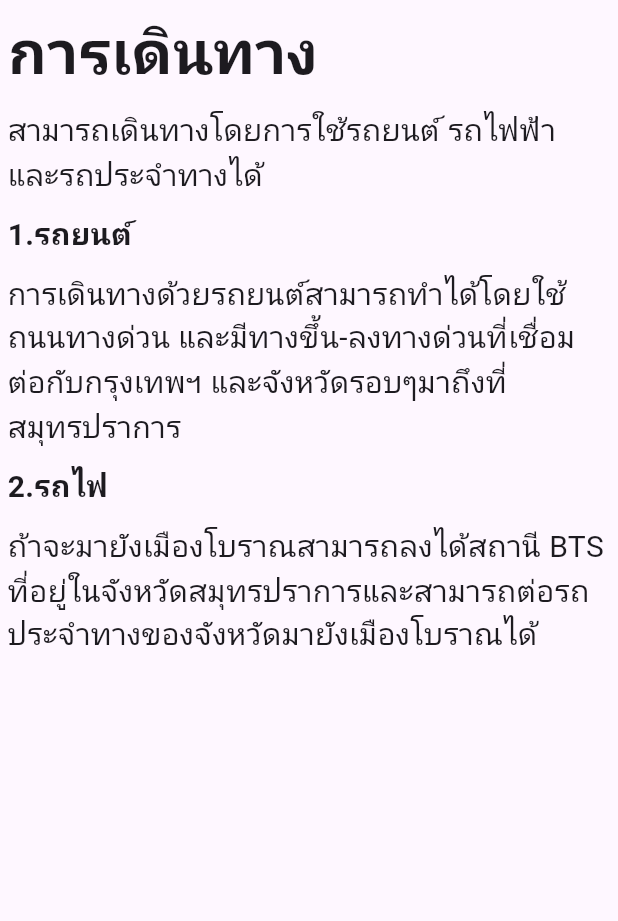
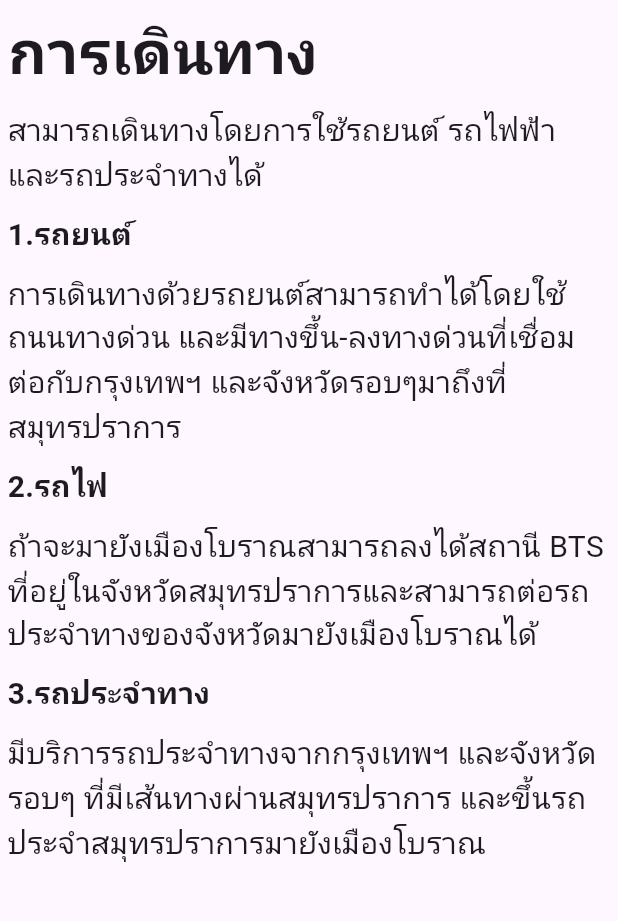
Before and after one commit to ThaphatTT/PracticeFlutter, a Flutter app: the screen it shows after launch, tab 3 chosen, on a phone screen of 412 x 824 dp, the part 195-1116 px from its top. Run offline on Flutter 3.47's test engine with Material 3 defaults, Android fonts, the phone set to English and light mode, and no system bars.

Commit message:
create container bus and suggestion

```diff
--- a/flutter_suggest_place_1/lib/Suggestion.dart
+++ b/flutter_suggest_place_1/lib/Suggestion.dart
@@ -65,6 +65,25 @@ class SuggestionPlace extends StatelessWidget{
             )
             ),
         ),
+        Container(
+          margin: EdgeInsets.all(5),
+          child: Text(
+            '3.รถประจำทาง',
+            style : TextStyle(
+              fontSize: 20.0,
+              fontWeight: FontWeight.bold,
+            )
+            ),
+        ),
+        Container(
+          margin: EdgeInsets.all(5),
+          child: Text(
+            'มีบริการรถประจำทางจากกรุงเทพฯ และจังหวัดรอบๆ ที่มีเส้นทางผ่านสมุทรปราการ และขึ้นรถประจำสมุทรปราการมายังเมืองโบราณ',
+            style : TextStyle(
+              fontSize: 20.0
+            )
+            ),
+        ),
       ],
     );
   }
```
